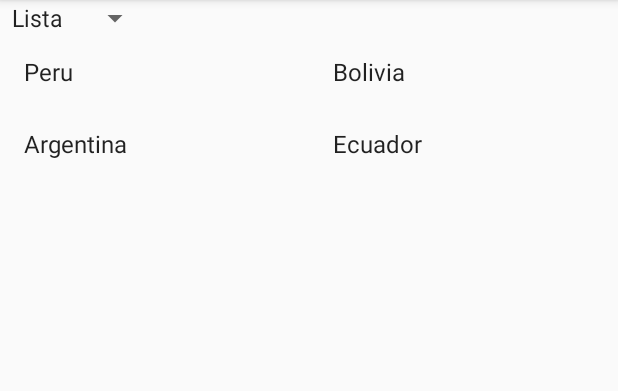
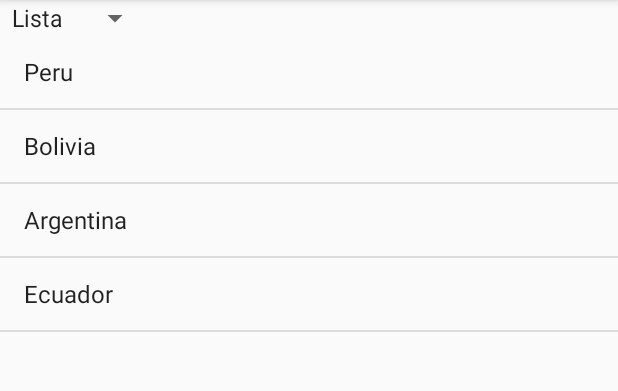
Before and after one commit to WCNosliwsys/MiAppParte2_fragmentos, an Android app: the screen it shows after launch (MainActivity), on a phone screen of 412 x 824 dp, the part 84-475 px from its top. Run offline under Robolectric (Android 15) with nearby library versions, the phone set to English and light mode, and no system bars.

```diff
--- a/app/src/main/java/com/ditec/miappparte2_fragmentos/MainActivity.java
+++ b/app/src/main/java/com/ditec/miappparte2_fragmentos/MainActivity.java
@@ -1,14 +1,46 @@
 package com.ditec.miappparte2_fragmentos;
 
 import androidx.appcompat.app.AppCompatActivity;
+import androidx.fragment.app.Fragment;
+import androidx.fragment.app.FragmentManager;
+import androidx.fragment.app.FragmentTransaction;
 
 import android.os.Bundle;
+import android.view.View;
+import android.widget.AdapterView;
+import android.widget.Spinner;
+import android.widget.Toast;
 
 public class MainActivity extends AppCompatActivity {
 
+    Spinner mispinner;
     @Override
     protected void onCreate(Bundle savedInstanceState) {
         super.onCreate(savedInstanceState);
         setContentView(R.layout.activity_main);
+        mispinner=findViewById(R.id.mispinner);
+        mispinner.setOnItemSelectedListener(new AdapterView.OnItemSelectedListener() {
+            @Override
+            public void onItemSelected(AdapterView<?> adapterView, View view, int i, long l) {
+                Toast.makeText(MainActivity.this,(String)mispinner.getSelectedItem() , Toast.LENGTH_SHORT).show();
+                Fragment FragmentoSeleccionado = null;
+                switch (i){
+                    case 0:
+                        FragmentoSeleccionado= new ListaFragmento();
+                        break;
+                    case 1:
+                        FragmentoSeleccionado= new GridFragmento();
+                }
+                FragmentManager fragmentManager=getSupportFragmentManager();
+                FragmentTransaction transaction = fragmentManager.beginTransaction();
+                transaction.replace(R.id.fragmento,FragmentoSeleccionado);
+                transaction.commit();
+            }
+
+            @Override
+            public void onNothingSelected(AdapterView<?> adapterView) {
+
+            }
+        });
     }
 }
--- a/app/src/main/res/layout/activity_main.xml
+++ b/app/src/main/res/layout/activity_main.xml
@@ -7,12 +7,12 @@
     android:orientation="vertical"
     tools:context=".MainActivity">
     <Spinner
+        android:id="@+id/mispinner"
         android:entries="@array/tipo"
         android:layout_width="wrap_content"
         android:layout_height="wrap_content" />
-<fragment
-    android:id="@+id/mifragment"
-    android:name="com.ditec.miappparte2_fragmentos.GridFragmento"
-    android:layout_width="match_parent"
-    android:layout_height="match_parent"/>
+    <FrameLayout
+        android:id="@+id/fragmento"
+        android:layout_width="match_parent"
+        android:layout_height="match_parent" />
 </LinearLayout>
```
